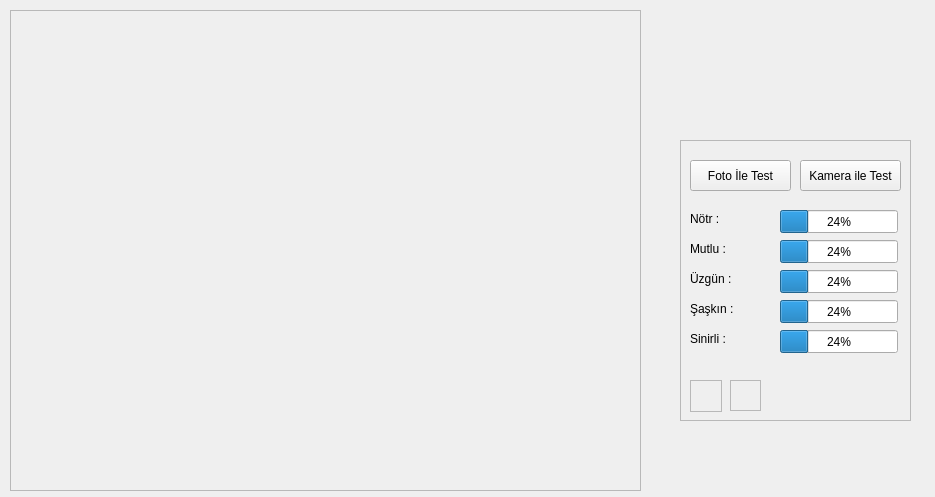
Before: the Qt Designer form DeepFacialEmotion07All/hazirtest/guiHazirTest.ui in onurgunes/DeepFacialEmotion, drawn with Qt 5.
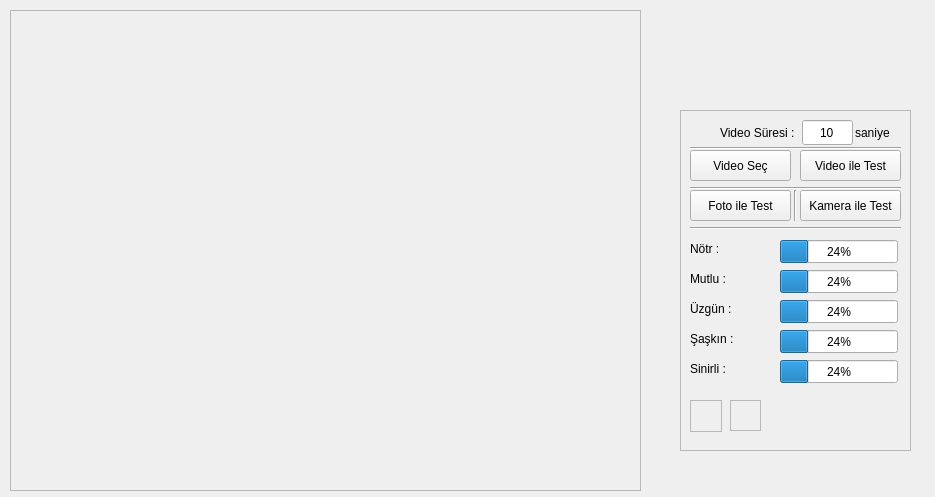
After: the same form once the commit is applied. Icons and pictures are not drawn.

Commit message: added select video option & deleted unnecessary files

```diff
--- a/DeepFacialEmotion07All/hazirtest/guiHazirTest.ui
+++ b/DeepFacialEmotion07All/hazirtest/guiHazirTest.ui
@@ -36,7 +36,7 @@
    <property name="geometry">
     <rect>
      <x>780</x>
-     <y>330</y>
+     <y>360</y>
      <width>118</width>
      <height>23</height>
     </rect>
@@ -52,20 +52,20 @@
    <property name="geometry">
     <rect>
      <x>690</x>
-     <y>160</y>
+     <y>190</y>
      <width>101</width>
      <height>31</height>
     </rect>
    </property>
    <property name="text">
-    <string>Foto İle Test</string>
+    <string>Foto ile Test</string>
    </property>
   </widget>
   <widget class="QProgressBar" name="progressBar">
    <property name="geometry">
     <rect>
      <x>780</x>
-     <y>210</y>
+     <y>240</y>
      <width>118</width>
      <height>23</height>
     </rect>
@@ -78,7 +78,7 @@
    <property name="geometry">
     <rect>
      <x>780</x>
-     <y>270</y>
+     <y>300</y>
      <width>118</width>
      <height>23</height>
     </rect>
@@ -91,7 +91,7 @@
    <property name="geometry">
     <rect>
      <x>780</x>
-     <y>240</y>
+     <y>270</y>
      <width>118</width>
      <height>23</height>
     </rect>
@@ -104,7 +104,7 @@
    <property name="geometry">
     <rect>
      <x>780</x>
-     <y>300</y>
+     <y>330</y>
      <width>118</width>
      <height>23</height>
     </rect>
@@ -117,7 +117,7 @@
    <property name="geometry">
     <rect>
      <x>730</x>
-     <y>380</y>
+     <y>400</y>
      <width>31</width>
      <height>31</height>
     </rect>
@@ -133,7 +133,7 @@
    <property name="geometry">
     <rect>
      <x>690</x>
-     <y>210</y>
+     <y>240</y>
      <width>66</width>
      <height>17</height>
     </rect>
@@ -146,7 +146,7 @@
    <property name="geometry">
     <rect>
      <x>690</x>
-     <y>330</y>
+     <y>360</y>
      <width>66</width>
      <height>17</height>
     </rect>
@@ -159,7 +159,7 @@
    <property name="geometry">
     <rect>
      <x>690</x>
-     <y>240</y>
+     <y>270</y>
      <width>66</width>
      <height>17</height>
     </rect>
@@ -172,7 +172,7 @@
    <property name="geometry">
     <rect>
      <x>690</x>
-     <y>300</y>
+     <y>330</y>
      <width>66</width>
      <height>17</height>
     </rect>
@@ -185,7 +185,7 @@
    <property name="geometry">
     <rect>
      <x>800</x>
-     <y>160</y>
+     <y>190</y>
      <width>101</width>
      <height>31</height>
     </rect>
@@ -198,7 +198,7 @@
    <property name="geometry">
     <rect>
      <x>690</x>
-     <y>380</y>
+     <y>400</y>
      <width>32</width>
      <height>32</height>
     </rect>
@@ -214,7 +214,7 @@
    <property name="geometry">
     <rect>
      <x>690</x>
-     <y>270</y>
+     <y>300</y>
      <width>60</width>
      <height>17</height>
     </rect>
@@ -258,9 +258,9 @@
    <property name="geometry">
     <rect>
      <x>680</x>
-     <y>140</y>
+     <y>110</y>
      <width>231</width>
-     <height>281</height>
+     <height>341</height>
     </rect>
    </property>
    <property name="autoFillBackground">
@@ -304,6 +304,126 @@
     <bool>true</bool>
    </property>
   </widget>
+  <widget class="QPushButton" name="btnVideo">
+   <property name="geometry">
+    <rect>
+     <x>800</x>
+     <y>150</y>
+     <width>101</width>
+     <height>31</height>
+    </rect>
+   </property>
+   <property name="text">
+    <string>Video ile Test</string>
+   </property>
+  </widget>
+  <widget class="QPushButton" name="btnVideoSec">
+   <property name="geometry">
+    <rect>
+     <x>690</x>
+     <y>150</y>
+     <width>101</width>
+     <height>31</height>
+    </rect>
+   </property>
+   <property name="text">
+    <string>Video Seç</string>
+   </property>
+  </widget>
+  <widget class="Line" name="line">
+   <property name="geometry">
+    <rect>
+     <x>690</x>
+     <y>218</y>
+     <width>211</width>
+     <height>20</height>
+    </rect>
+   </property>
+   <property name="orientation">
+    <enum>Qt::Horizontal</enum>
+   </property>
+  </widget>
+  <widget class="Line" name="line_2">
+   <property name="geometry">
+    <rect>
+     <x>690</x>
+     <y>178</y>
+     <width>211</width>
+     <height>20</height>
+    </rect>
+   </property>
+   <property name="orientation">
+    <enum>Qt::Horizontal</enum>
+   </property>
+  </widget>
+  <widget class="Line" name="line_3">
+   <property name="geometry">
+    <rect>
+     <x>690</x>
+     <y>138</y>
+     <width>211</width>
+     <height>20</height>
+    </rect>
+   </property>
+   <property name="orientation">
+    <enum>Qt::Horizontal</enum>
+   </property>
+  </widget>
+  <widget class="Line" name="line_4">
+   <property name="geometry">
+    <rect>
+     <x>785</x>
+     <y>190</y>
+     <width>20</width>
+     <height>31</height>
+    </rect>
+   </property>
+   <property name="orientation">
+    <enum>Qt::Vertical</enum>
+   </property>
+  </widget>
+  <widget class="QLineEdit" name="lineEditvideoSure">
+   <property name="geometry">
+    <rect>
+     <x>802</x>
+     <y>120</y>
+     <width>51</width>
+     <height>25</height>
+    </rect>
+   </property>
+   <property name="text">
+    <string>10</string>
+   </property>
+   <property name="alignment">
+    <set>Qt::AlignCenter</set>
+   </property>
+  </widget>
+  <widget class="QLabel" name="label_8">
+   <property name="geometry">
+    <rect>
+     <x>720</x>
+     <y>123</y>
+     <width>81</width>
+     <height>20</height>
+    </rect>
+   </property>
+   <property name="text">
+    <string>Video Süresi :</string>
+   </property>
+  </widget>
+  <widget class="QLabel" name="label_9">
+   <property name="geometry">
+    <rect>
+     <x>855</x>
+     <y>125</y>
+     <width>41</width>
+     <height>16</height>
+    </rect>
+   </property>
+   <property name="text">
+    <string>saniye</string>
+   </property>
+  </widget>
   <zorder>label_6</zorder>
   <zorder>duygular</zorder>
   <zorder>frame</zorder>
@@ -322,6 +442,15 @@
   <zorder>frame2</zorder>
   <zorder>label</zorder>
   <zorder>label_5</zorder>
+  <zorder>btnVideo</zorder>
+  <zorder>btnVideoSec</zorder>
+  <zorder>line</zorder>
+  <zorder>line_2</zorder>
+  <zorder>line_3</zorder>
+  <zorder>line_4</zorder>
+  <zorder>lineEditvideoSure</zorder>
+  <zorder>label_8</zorder>
+  <zorder>label_9</zorder>
  </widget>
  <resources/>
  <connections/>
```
The commit also changes 43 other files.
